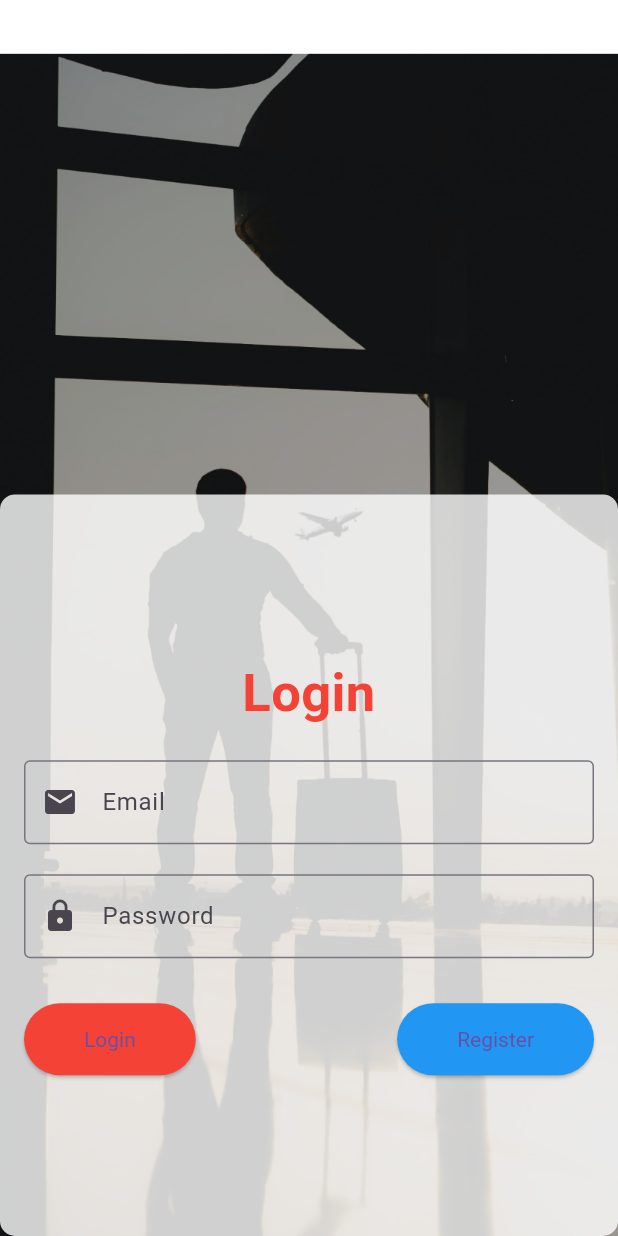
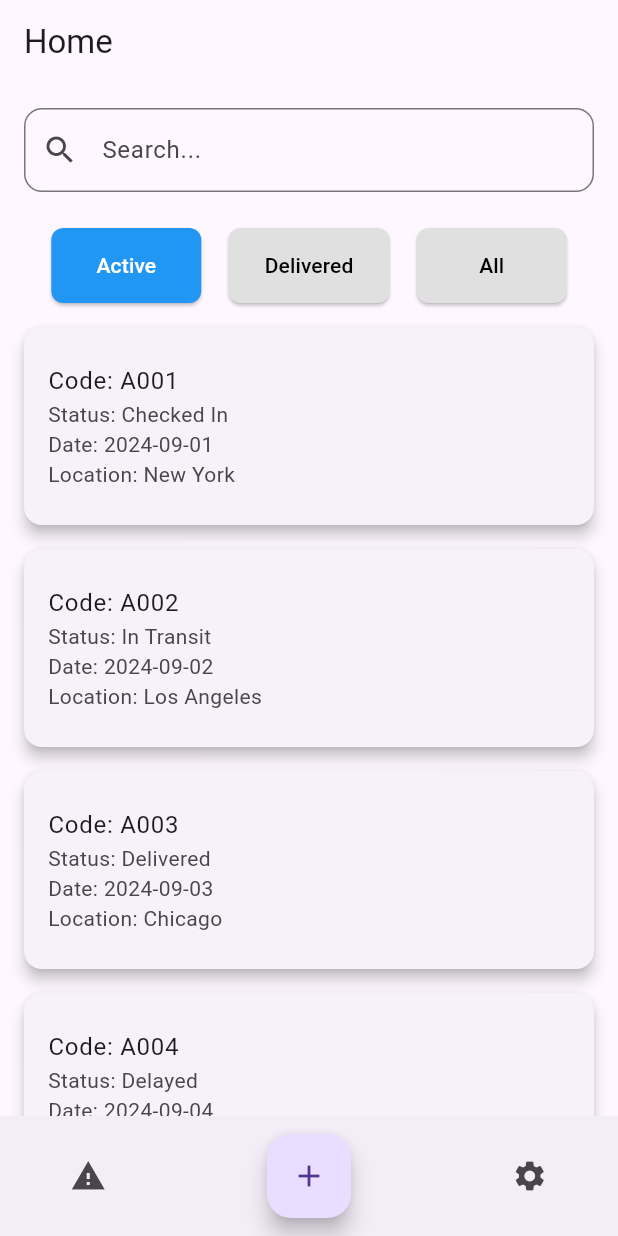
Before and after one commit to lumix00/FlyTag-Mobile, a Flutter app: the screen it shows after launch, after a tap on "Login", on a phone screen of 412 x 824 dp. Run offline on Flutter 3.47's test engine with Material 3 defaults, Android fonts, the light colour scheme and no system bars.

Commit message:
home page addition + login desabilitado

```diff
--- a/lib/home.dart
+++ b/lib/home.dart
@@ -0,0 +1,249 @@
+import 'package:flutter/material.dart';
+import 'dart:convert'; // Para parsear o JSON
+
+class Home extends StatefulWidget {
+  const Home({Key? key}) : super(key: key);
+
+  @override
+  _HomeState createState() => _HomeState();
+}
+
+class _HomeState extends State<Home> {
+  // Exemplo de JSON, você pode substituir por uma chamada de rede ou outra fonte
+  final String jsonString = '''
+  [
+    {"baggage": {"code": "A001", "status": "Checked In", "date": "2024-09-01", "location": "New York"}},
+    {"baggage": {"code": "A002", "status": "In Transit", "date": "2024-09-02", "location": "Los Angeles"}},
+    {"baggage": {"code": "A003", "status": "Delivered", "date": "2024-09-03", "location": "Chicago"}},
+    {"baggage": {"code": "A004", "status": "Delayed", "date": "2024-09-04", "location": "Houston"}},
+    {"baggage": {"code": "A005", "status": "Checked In", "date": "2024-09-05", "location": "Phoenix"}},
+    {"baggage": {"code": "A006", "status": "In Transit", "date": "2024-09-06", "location": "Philadelphia"}},
+    {"baggage": {"code": "A007", "status": "Delivered", "date": "2024-09-07", "location": "San Antonio"}},
+    {"baggage": {"code": "A008", "status": "Delayed", "date": "2024-09-08", "location": "San Diego"}},
+    {"baggage": {"code": "A009", "status": "Checked In", "date": "2024-09-09", "location": "Dallas"}}
+  ]
+  ''';
+
+  late List<dynamic> jsonData;
+  List<dynamic> filteredData = [];
+  final TextEditingController _searchController = TextEditingController();
+  String _filterStatus = 'Active';
+
+  @override
+  void initState() {
+    super.initState();
+    jsonData = json.decode(jsonString);
+    filteredData = jsonData;
+    _searchController.addListener(_filterData);
+  }
+
+void _filterData() {
+  final query = _searchController.text.toLowerCase();
+  setState(() {
+    filteredData = jsonData.where((item) {
+      final baggage = item['baggage'];
+      final code = baggage['code'].toLowerCase();
+      final status = baggage['status'].toLowerCase();
+      final location = baggage['location'].toLowerCase();
+      final matchesQuery = code.contains(query) || status.contains(query) || location.contains(query);
+
+      bool matchesStatus;
+      if (_filterStatus == 'All' && query.isEmpty) {
+        matchesStatus = true;
+      } else if (_filterStatus == 'All') {
+        matchesStatus = true;
+      } else if (_filterStatus == 'Active') {
+        matchesStatus = ['in transit', 'delayed', 'checked in'].contains(status);
+      } else {
+        matchesStatus = status == _filterStatus.toLowerCase();
+      }
+
+      return matchesQuery && matchesStatus;
+    }).toList();
+  });
+}
+
+void _setFilterStatus(String status) {
+  setState(() {
+    if (_searchController.text.isEmpty && status == 'All') {
+      _filterStatus = 'All';
+    } else {
+      _filterStatus = status;
+    }
+    _filterData();
+  });
+}
+  @override
+  void dispose() {
+    _searchController.dispose();
+    super.dispose();
+  }
+
+  @override
+  Widget build(BuildContext context) {
+    return Scaffold(
+      appBar: AppBar(
+        title: const Text('Home'),
+      ),
+      body: Column(
+        children: [
+          Padding(
+            padding: const EdgeInsets.all(16.0),
+            child: TextField(
+              controller: _searchController,
+              decoration: InputDecoration(
+                hintText: 'Search...',
+                border: OutlineInputBorder(
+                  borderRadius: BorderRadius.circular(12),
+                ),
+                prefixIcon: const Icon(Icons.search),
+              ),
+            ),
+          ),
+          Padding(
+            padding: const EdgeInsets.symmetric(vertical: 8.0, horizontal: 16.0),
+            child: Row(
+              mainAxisAlignment: MainAxisAlignment.spaceEvenly,
+              children: [
+                FilterButton(
+                  label: 'Active',
+                  isSelected: _filterStatus == 'Active' && _searchController.text.isEmpty,
+                  onPressed: () => _setFilterStatus('Active'),
+                ),
+                FilterButton(
+                  label: 'Delivered',
+                  isSelected: _filterStatus == 'Delivered' && _searchController.text.isEmpty,
+                  onPressed: () => _setFilterStatus('Delivered'),
+                ),
+                FilterButton(
+                  label: 'All',
+                  isSelected: _filterStatus == 'All' || _searchController.text.isNotEmpty,
+                  onPressed: () => _setFilterStatus('All'),
+                ),
+              ],
+            ),
+          ),
+          Expanded(
+            child: filteredData.isEmpty
+                ? Center(child: Text('No items found', style: Theme.of(context).textTheme.titleLarge))
+                : ListView.builder(
+                    itemCount: filteredData.length,
+                    itemBuilder: (context, index) {
+                      final baggage = filteredData[index]['baggage'];
+                      return Card(
+                        shape: RoundedRectangleBorder(
+                          borderRadius: BorderRadius.circular(12),
+                        ),
+                        margin: const EdgeInsets.symmetric(vertical: 8, horizontal: 16),
+                        elevation: 4,
+                        child: InkWell(
+                          onTap: () {
+                            Navigator.push(
+                              context,
+                              MaterialPageRoute(
+                                builder: (context) => DetailsPage(baggage: baggage),
+                              ),
+                            );
+                          },
+                          child: ListTile(
+                            contentPadding: const EdgeInsets.all(16),
+                            title: Text('Code: ${baggage['code']}'),
+                            subtitle: Text('Status: ${baggage['status']}\nDate: ${baggage['date']}\nLocation: ${baggage['location']}'),
+                            isThreeLine: true,
+                          ),
+                        ),
+                      );
+                    },
+                  ),
+          ),
+        ],
+      ),
+      bottomNavigationBar: BottomAppBar(
+        child: Row(
+          mainAxisAlignment: MainAxisAlignment.spaceAround,
+          children: [
+            IconButton(
+              icon: const Icon(Icons.report_problem),
+              onPressed: () {
+                // Ação para o botão "Relatar Problemas"
+              },
+            ),
+            const SizedBox(width: 20), // Espaçamento entre os ícones e o FAB
+            FloatingActionButton(
+              child: const Icon(Icons.add),
+              onPressed: () {
+                // Ação para o botão circular "+"
+              },
+            ),
+            const SizedBox(width: 20), // Espaçamento entre os ícones e o FAB
+            IconButton(
+              icon: const Icon(Icons.settings),
+              onPressed: () {
+                // Ação para o botão "Configurações"
+              },
+            ),
+          ],
+        ),
+      ),
+    );
+  }
+}
+
+class FilterButton extends StatelessWidget {
+  final String label;
+  final bool isSelected;
+  final VoidCallback onPressed;
+
+  const FilterButton({
+    Key? key,
+    required this.label,
+    required this.isSelected,
+    required this.onPressed,
+  }) : super(key: key);
+
+  @override
+  Widget build(BuildContext context) {
+    return ElevatedButton(
+      onPressed: onPressed,
+      style: ElevatedButton.styleFrom(
+        backgroundColor: isSelected ? Colors.blue : Colors.grey[300],
+        foregroundColor: isSelected ? Colors.white : Colors.black,
+        minimumSize: const Size(100, 50),
+        shape: RoundedRectangleBorder(
+          borderRadius: BorderRadius.circular(8),
+        ),
+      ),
+      child: Text(label),
+    );
+  }
+}
+
+class DetailsPage extends StatelessWidget {
+  final Map<String, dynamic> baggage;
+
+  const DetailsPage({Key? key, required this.baggage}) : super(key: key);
+
+  @override
+  Widget build(BuildContext context) {
+    return Scaffold(
+      appBar: AppBar(
+        title: const Text('Baggage Details'),
+      ),
+      body: Padding(
+        padding: const EdgeInsets.all(16.0),
+        child: Column(
+          crossAxisAlignment: CrossAxisAlignment.start,
+          children: [
+            Text('Code: ${baggage['code']}', style: Theme.of(context).textTheme.titleLarge),
+            const SizedBox(height: 8),
+            Text('Status: ${baggage['status']}', style: Theme.of(context).textTheme.titleMedium),
+            const SizedBox(height: 8),
+            Text('Date: ${baggage['date']}', style: Theme.of(context).textTheme.titleMedium),
+            const SizedBox(height: 8),
+            Text('Location: ${baggage['location']}', style: Theme.of(context).textTheme.titleMedium),
+          ],
+        ),
+      ),
+    );
+  }
+}
--- a/lib/login.dart
+++ b/lib/login.dart
@@ -1,6 +1,7 @@
 import 'package:flutter/material.dart';
 import 'package:http/http.dart' as http;
 import 'package:pi/register.dart';
+import 'package:pi/home.dart';
 
 class Login extends StatefulWidget {
   final String backgroundImage;
@@ -145,7 +146,11 @@ class _LoginState extends State<Login> with SingleTickerProviderStateMixin {
                       children: [
                         ElevatedButton(
                           onPressed: () {
-                            _performLogin();
+                            // _performLogin();
+                            Navigator.pushReplacement(
+                              context,
+                              MaterialPageRoute(builder: (context) => const Home()),
+                            );
                           },
                           style: ElevatedButton.styleFrom(
                             primary: Colors.red,
```
